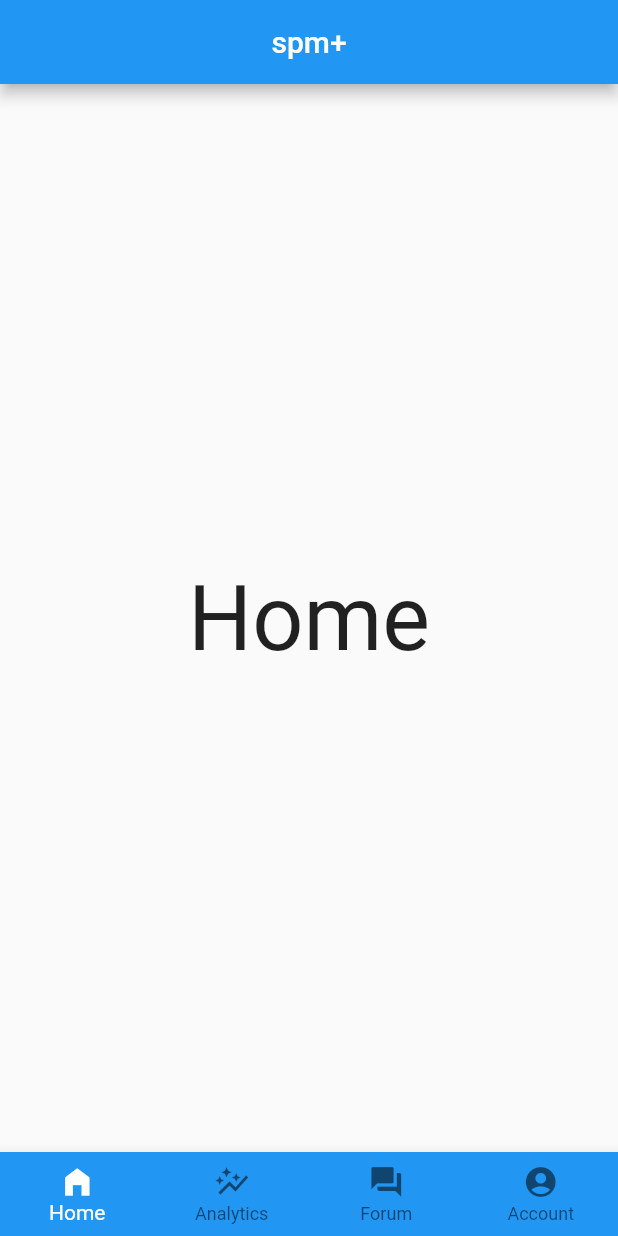
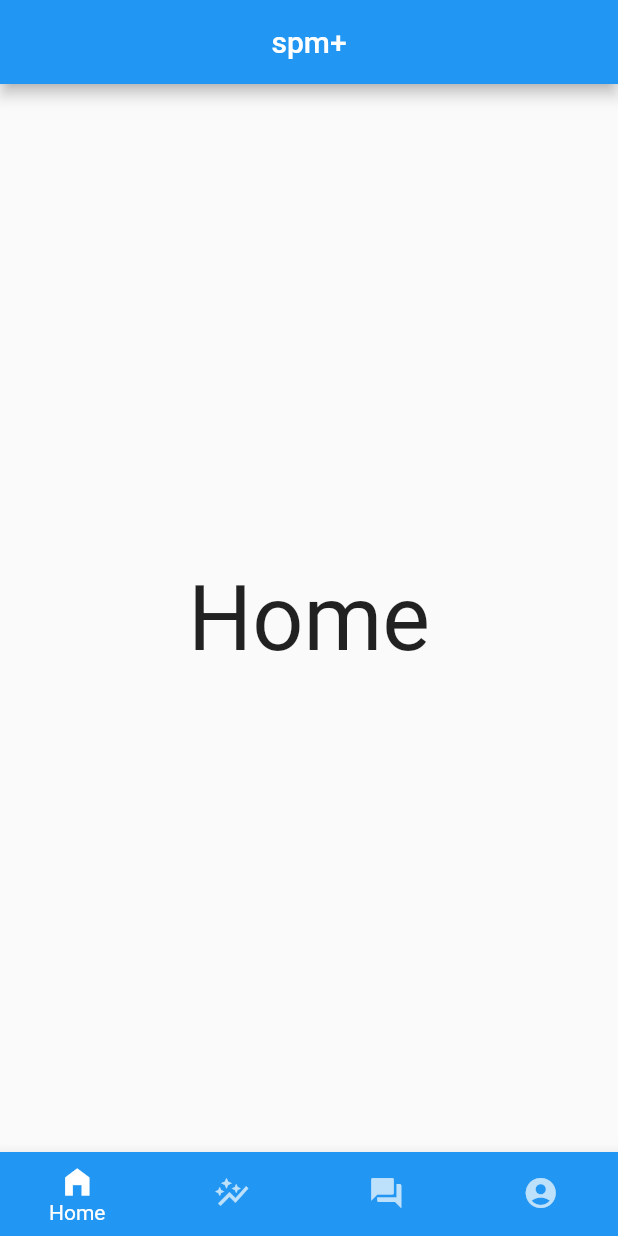
Before and after one commit to YIsheng2002/spm-, a Flutter app: the screen it shows after launch, on a phone screen of 412 x 824 dp. Run offline on Flutter 3.47's test engine with Material 2 defaults, Android fonts, the phone set to English and light mode, and no system bars; our stand-ins replace go_router.

```diff
--- a/analysis_options.yaml
+++ b/analysis_options.yaml
@@ -7,9 +7,9 @@
 
 # The following line activates a set of recommended lints for Flutter apps,
 # packages, and plugins designed to encourage good coding practices.
-include: package:flutter_lints/flutter.yaml
+#include: package:flutter_lints/flutter.yaml
 
-linter:
+#linter:
   # The lint rules applied to this project can be customized in the
   # section below to disable rules from the `package:flutter_lints/flutter.yaml`
   # included above or to enable additional rules. A list of all available lints
@@ -21,7 +21,7 @@ linter:
   # or a specific dart file by using the `// ignore: name_of_lint` and
   # `// ignore_for_file: name_of_lint` syntax on the line or in the file
   # producing the lint.
-  rules:
+  #rules:
     # avoid_print: false  # Uncomment to disable the `avoid_print` rule
     # prefer_single_quotes: true  # Uncomment to enable the `prefer_single_quotes` rule
 
--- a/lib/bottomNavbar/bottomNavBar.dart
+++ b/lib/bottomNavbar/bottomNavBar.dart
@@ -16,6 +16,10 @@ class _MenuBottomState extends State<MenuBottom> {
         type: BottomNavigationBarType.fixed,
         backgroundColor: Colors.blue,
         selectedItemColor: Colors.white,
+        unselectedItemColor: Colors.white70,
+        iconSize: 24,
+        showUnselectedLabels: false,
+
         currentIndex: currentIndex,
         onTap: (index) => setState(() => currentIndex = index,),
         items: const [
--- a/lib/main.dart
+++ b/lib/main.dart
@@ -1,31 +1,17 @@
 import 'package:flutter/material.dart';
-import 'package:testing/bottomNavbar/bottomNavBar.dart';
+import 'package:testing/routes/app_route_config.dart';
 
-void main() => runApp(const MyApp());
+void main() => runApp(MyApp());
 
-class MyApp extends StatefulWidget {
+class MyApp extends StatelessWidget {
   const MyApp({super.key});
 
   @override
-  State<MyApp> createState() => _MyAppState();
-}
-
-class _MyAppState extends State<MyApp> {
-  @override
   Widget build(BuildContext context) {
-    return MaterialApp(
-      home: Scaffold(
-        appBar: AppBar(
-          title: const Text('spm+'),
-          centerTitle: true,
-        ),
-        body: const Center(
-          child: Text('Home',
-          style: TextStyle(fontSize: 60),
-          ),
-        ),
-        bottomNavigationBar: const MenuBottom(),
-      ),
+    return MaterialApp.router(
+      debugShowCheckedModeBanner: false,
+      routeInformationParser: MyAppRouter().router.routeInformationParser,
+      routerDelegate: MyAppRouter().router.routerDelegate,
     );
   }
 }
--- /dev/null
+++ b/lib/routes/app_route_config.dart
@@ -0,0 +1,33 @@
+import 'package:flutter/material.dart';
+import 'package:testing/screens/analysis.dart';
+import 'package:testing/screens/home.dart';
+import 'package:go_router/go_router.dart';
+import 'package:testing/screens/subject.dart';
+
+class MyAppRouter{
+  GoRouter router = GoRouter(
+    routes: [
+      GoRoute(
+          name: 'home',
+          path: '/',
+        pageBuilder: (context, state){
+            return MaterialPage(child: Home());
+        },
+      ),
+      GoRoute(
+        name: 'Analysis',
+        path: '/analysis',
+        pageBuilder: (context, state){
+          return MaterialPage(child: Analysis());
+        },
+      ),
+      GoRoute(
+        name: 'subject',
+        path: '/subject',
+        pageBuilder: (context, state){
+          return MaterialPage(child: Subject());
+        },
+      ),
+    ]
+  );
+}
--- /dev/null
+++ b/lib/screens/analysis.dart
@@ -0,0 +1,29 @@
+import 'package:flutter/material.dart';
+import 'package:go_router/go_router.dart';
+import 'package:testing/bottomNavbar/bottomNavBar.dart';
+
+class Analysis extends StatefulWidget {
+  const Analysis({super.key});
+
+  @override
+  State<Analysis> createState() => _MyAppState();
+}
+
+class _MyAppState extends State<Analysis> {
+  @override
+  Widget build(BuildContext context) {
+    return MaterialApp(
+      home: Scaffold(
+        appBar: AppBar(
+          title: const Text('spm+'),
+          centerTitle: true,
+        ),
+        body: const Center(
+          child: Text('Analysis',
+            style: TextStyle(fontSize: 60),
+          ),
+        ),
+      ),
+    );
+  }
+}
--- /dev/null
+++ b/lib/screens/home.dart
@@ -0,0 +1,30 @@
+import 'package:flutter/material.dart';
+import 'package:go_router/go_router.dart';
+import 'package:testing/bottomNavbar/bottomNavBar.dart';
+
+class Home extends StatefulWidget {
+  const Home({super.key});
+
+  @override
+  State<Home> createState() => _MyAppState();
+}
+
+class _MyAppState extends State<Home> {
+  @override
+  Widget build(BuildContext context) {
+    return MaterialApp(
+      home: Scaffold(
+        appBar: AppBar(
+          title: const Text('spm+'),
+          centerTitle: true,
+        ),
+        body: const Center(
+          child: Text('Home',
+            style: TextStyle(fontSize: 60),
+          ),
+        ),
+        bottomNavigationBar: const MenuBottom(),
+      ),
+    );
+  }
+}
--- /dev/null
+++ b/lib/screens/subject.dart
@@ -0,0 +1,25 @@
+import 'package:flutter/material.dart';
+import 'package:testing/bottomNavbar/bottomNavBar.dart';
+
+class Subject extends StatefulWidget {
+  const Subject({super.key});
+
+  @override
+  State<Subject> createState() => _MyAppState();
+}
+
+class _MyAppState extends State<Subject> {
+  @override
+  Widget build(BuildContext context) {
+    return MaterialApp(
+      home: Scaffold(
+        body: const Center(
+          child: Text('Subject',
+            style: TextStyle(fontSize: 60),
+          ),
+        ),
+        bottomNavigationBar: const MenuBottom(),
+      ),
+    );
+  }
+}
--- a/pubspec.yaml
+++ b/pubspec.yaml
@@ -31,6 +31,7 @@ environment:
 dependencies:
   flutter:
     sdk: flutter
+  go_router: ^5.2.0
 
 
   # The following adds the Cupertino Icons font to your application.
```
Also changed, not shown: lib/routes/app_route_const.dart (added), pubspec.lock, 1 other file.
